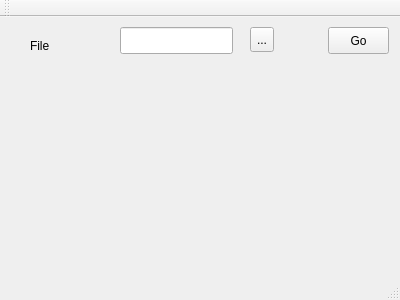
Old version of the form mainwindow.ui in the repository Stormgears-FRC-5422/mjutil.
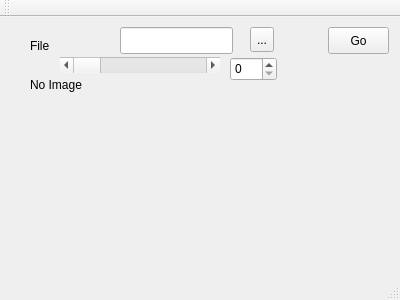
New version of the form.

Commit message: implemented image display in widget with slider control

Diff of the .ui file:
```diff
--- a/mainwindow.ui
+++ b/mainwindow.ui
@@ -63,6 +63,42 @@
      <string>...</string>
     </property>
    </widget>
+   <widget class="QLabel" name="labelImage">
+    <property name="geometry">
+     <rect>
+      <x>30</x>
+      <y>60</y>
+      <width>61</width>
+      <height>16</height>
+     </rect>
+    </property>
+    <property name="text">
+     <string>No Image</string>
+    </property>
+   </widget>
+   <widget class="QScrollBar" name="scrollImage">
+    <property name="geometry">
+     <rect>
+      <x>60</x>
+      <y>40</y>
+      <width>160</width>
+      <height>16</height>
+     </rect>
+    </property>
+    <property name="orientation">
+     <enum>Qt::Horizontal</enum>
+    </property>
+   </widget>
+   <widget class="QSpinBox" name="spinFrame">
+    <property name="geometry">
+     <rect>
+      <x>230</x>
+      <y>40</y>
+      <width>47</width>
+      <height>24</height>
+     </rect>
+    </property>
+   </widget>
   </widget>
   <widget class="QMenuBar" name="menuBar">
    <property name="geometry">
```
Left out of the diff: 2 changed lines with no effect on the pictures. The commit also changes 4 other files.
